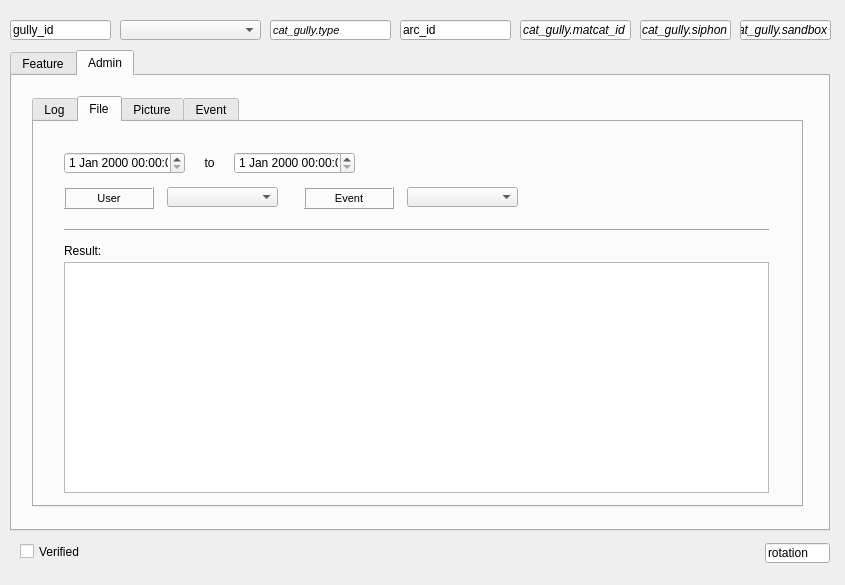
Above: ui/ud_gully.ui from Giswater/giswater_qgis_plugin before the change. Below: the same form after it.
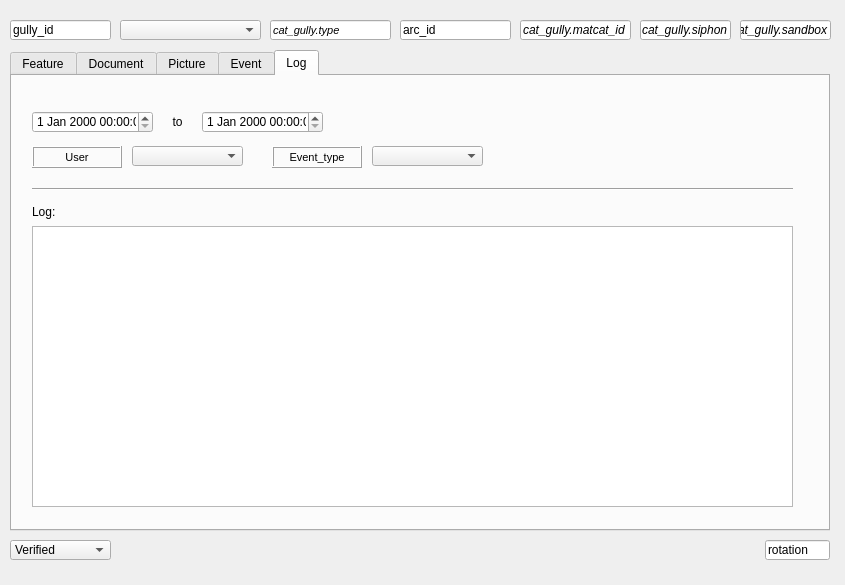
That is the form after the change. The open tabs and pages were chosen to show the change.

Patch:
```diff
--- a/ui/ud_gully.ui
+++ b/ui/ud_gully.ui
@@ -38,7 +38,7 @@
     </rect>
    </property>
    <property name="currentIndex">
-    <number>1</number>
+    <number>4</number>
    </property>
    <widget class="QWidget" name="tab_5">
     <attribute name="title">
@@ -1014,87 +1014,22 @@
       </rect>
      </property>
     </widget>
-   </widget>
-   <widget class="QWidget" name="tab_8">
-    <attribute name="title">
-     <string>Admin</string>
-    </attribute>
-    <widget class="QTabWidget" name="tabWidget">
+    <widget class="QComboBox" name="comboBox_16">
      <property name="geometry">
       <rect>
-       <x>20</x>
-       <y>20</y>
-       <width>771</width>
-       <height>411</height>
-      </rect>
-     </property>
-     <property name="focusPolicy">
-      <enum>Qt::ClickFocus</enum>
-     </property>
-     <property name="currentIndex">
-      <number>2</number>
-     </property>
-     <widget class="QWidget" name="tab">
-      <attribute name="title">
-       <string>Log</string>
-      </attribute>
-      <widget class="QDateTimeEdit" name="dateTimeEdit_8">
-       <property name="geometry">
-        <rect>
-         <x>30</x>
-         <y>30</y>
-         <width>121</width>
-         <height>22</height>
-        </rect>
-       </property>
-      </widget>
-      <widget class="QComboBox" name="comboBox_31">
-       <property name="geometry">
-        <rect>
-         <x>133</x>
-         <y>65</y>
-         <width>111</width>
+       <x>520</x>
+       <y>130</y>
+       <width>160</width>
          <height>20</height>
         </rect>
        </property>
       </widget>
-      <widget class="QLabel" name="label_134">
-       <property name="geometry">
-        <rect>
-         <x>30</x>
-         <y>65</y>
-         <width>90</width>
-         <height>22</height>
-        </rect>
-       </property>
-       <property name="font">
-        <font>
-         <pointsize>8</pointsize>
-        </font>
-       </property>
-       <property name="frameShape">
-        <enum>QFrame::Box</enum>
-       </property>
-       <property name="frameShadow">
-        <enum>QFrame::Raised</enum>
-       </property>
-       <property name="text">
-        <string>User</string>
-       </property>
-       <property name="textFormat">
-        <enum>Qt::AutoText</enum>
-       </property>
-       <property name="scaledContents">
-        <bool>false</bool>
-       </property>
-       <property name="alignment">
-        <set>Qt::AlignCenter</set>
-       </property>
-       <property name="margin">
-        <number>3</number>
-       </property>
-      </widget>
-      <widget class="QComboBox" name="comboBox_35">
+   </widget>
+   <widget class="QWidget" name="tab_6">
+    <attribute name="title">
+     <string>Document</string>
+    </attribute>
+    <widget class="QLabel" name="label_141">
        <property name="geometry">
         <rect>
          <x>373</x>
@@ -1245,26 +1180,71 @@
         <number>3</number>
        </property>
       </widget>
-     </widget>
-     <widget class="QWidget" name="tab_3">
-      <attribute name="title">
-       <string>File</string>
-      </attribute>
-      <widget class="QDateTimeEdit" name="dateTimeEdit_6">
+    <widget class="QDateTimeEdit" name="dateTimeEdit_13">
+     <property name="geometry">
+      <rect>
+       <x>20</x>
+       <y>35</y>
+       <width>121</width>
+       <height>22</height>
+      </rect>
+     </property>
+    </widget>
+    <widget class="QComboBox" name="comboBox_43">
        <property name="geometry">
         <rect>
-         <x>30</x>
-         <y>30</y>
+       <x>360</x>
+       <y>70</y>
+       <width>111</width>
+       <height>20</height>
+      </rect>
+     </property>
+    </widget>
+    <widget class="QDateTimeEdit" name="dateTimeEdit_14">
+     <property name="geometry">
+      <rect>
+       <x>190</x>
+       <y>35</y>
          <width>121</width>
          <height>22</height>
         </rect>
        </property>
       </widget>
-      <widget class="QLabel" name="label_59">
+    <widget class="QComboBox" name="comboBox_45">
        <property name="geometry">
         <rect>
-         <x>270</x>
-         <y>65</y>
+       <x>600</x>
+       <y>70</y>
+       <width>111</width>
+       <height>20</height>
+      </rect>
+     </property>
+    </widget>
+    <widget class="QTableWidget" name="tableWidget_12">
+     <property name="geometry">
+      <rect>
+       <x>20</x>
+       <y>150</y>
+       <width>761</width>
+       <height>281</height>
+      </rect>
+     </property>
+    </widget>
+    <widget class="QComboBox" name="comboBox_40">
+     <property name="geometry">
+      <rect>
+       <x>120</x>
+       <y>70</y>
+       <width>111</width>
+       <height>20</height>
+      </rect>
+     </property>
+    </widget>
+    <widget class="QLabel" name="label_76">
+     <property name="geometry">
+      <rect>
+       <x>260</x>
+       <y>70</y>
          <width>90</width>
          <height>22</height>
         </rect>
@@ -1296,136 +1276,11 @@
         <number>3</number>
        </property>
       </widget>
-      <widget class="QTableWidget" name="tableWidget_9">
+    <widget class="QLabel" name="label_140">
        <property name="geometry">
         <rect>
-         <x>30</x>
-         <y>140</y>
-         <width>705</width>
-         <height>231</height>
-        </rect>
-       </property>
-      </widget>
-      <widget class="QComboBox" name="comboBox_34">
-       <property name="geometry">
-        <rect>
-         <x>373</x>
-         <y>65</y>
-         <width>111</width>
-         <height>20</height>
-        </rect>
-       </property>
-      </widget>
-      <widget class="QLabel" name="label_60">
-       <property name="geometry">
-        <rect>
-         <x>30</x>
-         <y>65</y>
-         <width>90</width>
-         <height>22</height>
-        </rect>
-       </property>
-       <property name="font">
-        <font>
-         <pointsize>8</pointsize>
-        </font>
-       </property>
-       <property name="frameShape">
-        <enum>QFrame::Box</enum>
-       </property>
-       <property name="frameShadow">
-        <enum>QFrame::Raised</enum>
-       </property>
-       <property name="text">
-        <string>User</string>
-       </property>
-       <property name="textFormat">
-        <enum>Qt::AutoText</enum>
-       </property>
-       <property name="scaledContents">
-        <bool>false</bool>
-       </property>
-       <property name="alignment">
-        <set>Qt::AlignCenter</set>
-       </property>
-       <property name="margin">
-        <number>3</number>
-       </property>
-      </widget>
-      <widget class="Line" name="line_3">
-       <property name="geometry">
-        <rect>
-         <x>30</x>
-         <y>100</y>
-         <width>705</width>
-         <height>16</height>
-        </rect>
-       </property>
-       <property name="orientation">
-        <enum>Qt::Horizontal</enum>
-       </property>
-      </widget>
-      <widget class="QLabel" name="label_132">
-       <property name="geometry">
-        <rect>
-         <x>160</x>
-         <y>30</y>
-         <width>31</width>
-         <height>22</height>
-        </rect>
-       </property>
-       <property name="font">
-        <font>
-         <pointsize>9</pointsize>
-        </font>
-       </property>
-       <property name="frameShape">
-        <enum>QFrame::NoFrame</enum>
-       </property>
-       <property name="frameShadow">
-        <enum>QFrame::Raised</enum>
-       </property>
-       <property name="text">
-        <string>to</string>
-       </property>
-       <property name="textFormat">
-        <enum>Qt::AutoText</enum>
-       </property>
-       <property name="scaledContents">
-        <bool>false</bool>
-       </property>
-       <property name="alignment">
-        <set>Qt::AlignCenter</set>
-       </property>
-       <property name="margin">
-        <number>3</number>
-       </property>
-      </widget>
-      <widget class="QDateTimeEdit" name="dateTimeEdit_7">
-       <property name="geometry">
-        <rect>
-         <x>200</x>
-         <y>30</y>
-         <width>121</width>
-         <height>22</height>
-        </rect>
-       </property>
-      </widget>
-      <widget class="QComboBox" name="comboBox_30">
-       <property name="geometry">
-        <rect>
-         <x>133</x>
-         <y>65</y>
-         <width>111</width>
-         <height>20</height>
-        </rect>
-       </property>
-      </widget>
-      <widget class="QLabel" name="label_133">
-       <property name="geometry">
-        <rect>
-         <x>30</x>
-         <y>118</y>
+       <x>20</x>
+       <y>125</y>
          <width>90</width>
          <height>22</height>
         </rect>
@@ -1442,7 +1297,7 @@
         <enum>QFrame::Plain</enum>
        </property>
        <property name="text">
-        <string>Result:</string>
+      <string>Document:</string>
        </property>
        <property name="textFormat">
         <enum>Qt::AutoText</enum>
@@ -1458,7 +1313,7 @@
        </property>
       </widget>
      </widget>
-     <widget class="QWidget" name="tab_4">
+   <widget class="QWidget" name="tab_7">
       <attribute name="title">
        <string>Picture</string>
       </attribute>
@@ -1587,12 +1442,7 @@
         <number>3</number>
        </property>
       </widget>
-     </widget>
-     <widget class="QWidget" name="tab_2">
-      <attribute name="title">
-       <string>Event</string>
-      </attribute>
-      <widget class="QLabel" name="label_52">
+    <widget class="QLabel" name="label_102">
        <property name="geometry">
         <rect>
          <x>30</x>
@@ -1641,8 +1491,43 @@
       <widget class="QLabel" name="label_53">
        <property name="geometry">
         <rect>
-         <x>30</x>
-         <y>118</y>
+       <x>20</x>
+       <y>35</y>
+       <width>121</width>
+       <height>22</height>
+      </rect>
+     </property>
+    </widget>
+   </widget>
+   <widget class="QWidget" name="tab_10">
+    <attribute name="title">
+     <string>Event</string>
+    </attribute>
+    <widget class="QTableWidget" name="tableWidget_19">
+     <property name="geometry">
+      <rect>
+       <x>20</x>
+       <y>150</y>
+       <width>761</width>
+       <height>281</height>
+      </rect>
+     </property>
+    </widget>
+    <widget class="QComboBox" name="comboBox_65">
+     <property name="geometry">
+      <rect>
+       <x>360</x>
+       <y>70</y>
+       <width>111</width>
+       <height>20</height>
+      </rect>
+     </property>
+    </widget>
+    <widget class="QLabel" name="label_103">
+     <property name="geometry">
+      <rect>
+       <x>20</x>
+       <y>70</y>
          <width>90</width>
          <height>22</height>
         </rect>
@@ -1766,17 +1651,78 @@
         <number>3</number>
        </property>
       </widget>
-      <widget class="QLabel" name="label_57">
+   </widget>
+   <widget class="QWidget" name="tab_9">
+    <attribute name="title">
+     <string>Log</string>
+    </attribute>
+    <widget class="QComboBox" name="comboBox_68">
        <property name="geometry">
         <rect>
-         <x>508</x>
-         <y>65</y>
+       <x>360</x>
+       <y>70</y>
+       <width>111</width>
+       <height>20</height>
+      </rect>
+     </property>
+    </widget>
+    <widget class="QTableWidget" name="tableWidget_20">
+     <property name="geometry">
+      <rect>
+       <x>20</x>
+       <y>150</y>
+       <width>761</width>
+       <height>281</height>
+      </rect>
+     </property>
+    </widget>
+    <widget class="QLabel" name="label_156">
+     <property name="geometry">
+      <rect>
+       <x>20</x>
+       <y>125</y>
          <width>90</width>
          <height>22</height>
         </rect>
        </property>
        <property name="font">
         <font>
+       <pointsize>9</pointsize>
+      </font>
+     </property>
+     <property name="frameShape">
+      <enum>QFrame::NoFrame</enum>
+     </property>
+     <property name="frameShadow">
+      <enum>QFrame::Plain</enum>
+     </property>
+     <property name="text">
+      <string>Log:</string>
+     </property>
+     <property name="textFormat">
+      <enum>Qt::AutoText</enum>
+     </property>
+     <property name="scaledContents">
+      <bool>false</bool>
+     </property>
+     <property name="alignment">
+      <set>Qt::AlignLeading|Qt::AlignLeft|Qt::AlignVCenter</set>
+     </property>
+     <property name="margin">
+      <number>3</number>
+     </property>
+    </widget>
+    <widget class="QLabel" name="label_106">
+     <property name="geometry">
+      <rect>
+       <x>20</x>
+       <y>70</y>
+       <width>90</width>
+       <height>22</height>
+      </rect>
+     </property>
+     <property name="font">
+      <font>
          <pointsize>8</pointsize>
         </font>
        </property>
@@ -1787,7 +1733,7 @@
         <enum>QFrame::Raised</enum>
        </property>
        <property name="text">
-        <string>Event_type</string>
+      <string>User</string>
        </property>
        <property name="textFormat">
         <enum>Qt::AutoText</enum>
@@ -1802,50 +1748,120 @@
         <number>3</number>
        </property>
       </widget>
-      <widget class="QComboBox" name="comboBox_33">
+    <widget class="Line" name="line_14">
        <property name="geometry">
         <rect>
-         <x>610</x>
-         <y>65</y>
+       <x>20</x>
+       <y>105</y>
+       <width>761</width>
+       <height>16</height>
+      </rect>
+     </property>
+     <property name="orientation">
+      <enum>Qt::Horizontal</enum>
+     </property>
+    </widget>
+    <widget class="QComboBox" name="comboBox_69">
+     <property name="geometry">
+      <rect>
+       <x>120</x>
+       <y>70</y>
          <width>111</width>
          <height>20</height>
         </rect>
        </property>
       </widget>
-      <widget class="Line" name="line">
+    <widget class="QLabel" name="label_107">
        <property name="geometry">
         <rect>
-         <x>30</x>
-         <y>100</y>
-         <width>705</width>
-         <height>16</height>
-        </rect>
-       </property>
-       <property name="orientation">
-        <enum>Qt::Horizontal</enum>
-       </property>
-      </widget>
-      <widget class="QDateTimeEdit" name="dateTimeEdit">
+       <x>260</x>
+       <y>70</y>
+       <width>90</width>
+       <height>22</height>
+      </rect>
+     </property>
+     <property name="font">
+      <font>
+       <pointsize>8</pointsize>
+      </font>
+     </property>
+     <property name="frameShape">
+      <enum>QFrame::Box</enum>
+     </property>
+     <property name="frameShadow">
+      <enum>QFrame::Raised</enum>
+     </property>
+     <property name="text">
+      <string>Event_type</string>
+     </property>
+     <property name="textFormat">
+      <enum>Qt::AutoText</enum>
+     </property>
+     <property name="scaledContents">
+      <bool>false</bool>
+     </property>
+     <property name="alignment">
+      <set>Qt::AlignCenter</set>
+     </property>
+     <property name="margin">
+      <number>3</number>
+     </property>
+    </widget>
+    <widget class="QDateTimeEdit" name="dateTimeEdit_29">
        <property name="geometry">
         <rect>
-         <x>30</x>
-         <y>30</y>
+       <x>20</x>
+       <y>35</y>
          <width>121</width>
          <height>22</height>
         </rect>
        </property>
       </widget>
-      <widget class="QDateTimeEdit" name="dateTimeEdit_3">
+    <widget class="QDateTimeEdit" name="dateTimeEdit_30">
        <property name="geometry">
         <rect>
-         <x>200</x>
-         <y>30</y>
+       <x>190</x>
+       <y>35</y>
          <width>121</width>
          <height>22</height>
         </rect>
        </property>
       </widget>
-     </widget>
+    <widget class="QLabel" name="label_157">
+     <property name="geometry">
+      <rect>
+       <x>150</x>
+       <y>35</y>
+       <width>31</width>
+       <height>22</height>
+      </rect>
+     </property>
+     <property name="font">
+      <font>
+       <pointsize>9</pointsize>
+      </font>
+     </property>
+     <property name="frameShape">
+      <enum>QFrame::NoFrame</enum>
+     </property>
+     <property name="frameShadow">
+      <enum>QFrame::Raised</enum>
+     </property>
+     <property name="text">
+      <string>to</string>
+     </property>
+     <property name="textFormat">
+      <enum>Qt::AutoText</enum>
+     </property>
+     <property name="scaledContents">
+      <bool>false</bool>
+     </property>
+     <property name="alignment">
+      <set>Qt::AlignCenter</set>
+     </property>
+     <property name="margin">
+      <number>3</number>
+     </property>
     </widget>
    </widget>
   </widget>
@@ -1853,7 +1869,7 @@
    <property name="geometry">
     <rect>
      <x>765</x>
-     <y>543</y>
+     <y>540</y>
      <width>65</width>
      <height>20</height>
     </rect>
@@ -1862,19 +1878,6 @@
     <string>rotation</string>
    </property>
   </widget>
-  <widget class="QCheckBox" name="checkBox">
-   <property name="geometry">
-    <rect>
-     <x>20</x>
-     <y>543</y>
-     <width>70</width>
-     <height>17</height>
-    </rect>
-   </property>
-   <property name="text">
-    <string>Verified</string>
-   </property>
-  </widget>
   <widget class="QComboBox" name="comboBox_21">
    <property name="geometry">
     <rect>
@@ -1989,6 +1992,21 @@
     <string>cat_gully.sandbox</string>
    </property>
   </widget>
+  <widget class="QComboBox" name="verified">
+   <property name="geometry">
+    <rect>
+     <x>10</x>
+     <y>540</y>
+     <width>101</width>
+     <height>20</height>
+    </rect>
+   </property>
+   <item>
+    <property name="text">
+     <string>Verified</string>
+    </property>
+   </item>
+  </widget>
  </widget>
  <resources/>
  <connections/>
```
Left out of the diff: 391 changed lines with no effect on the pictures. Lines whose indentation alone changed are shown as unchanged.
